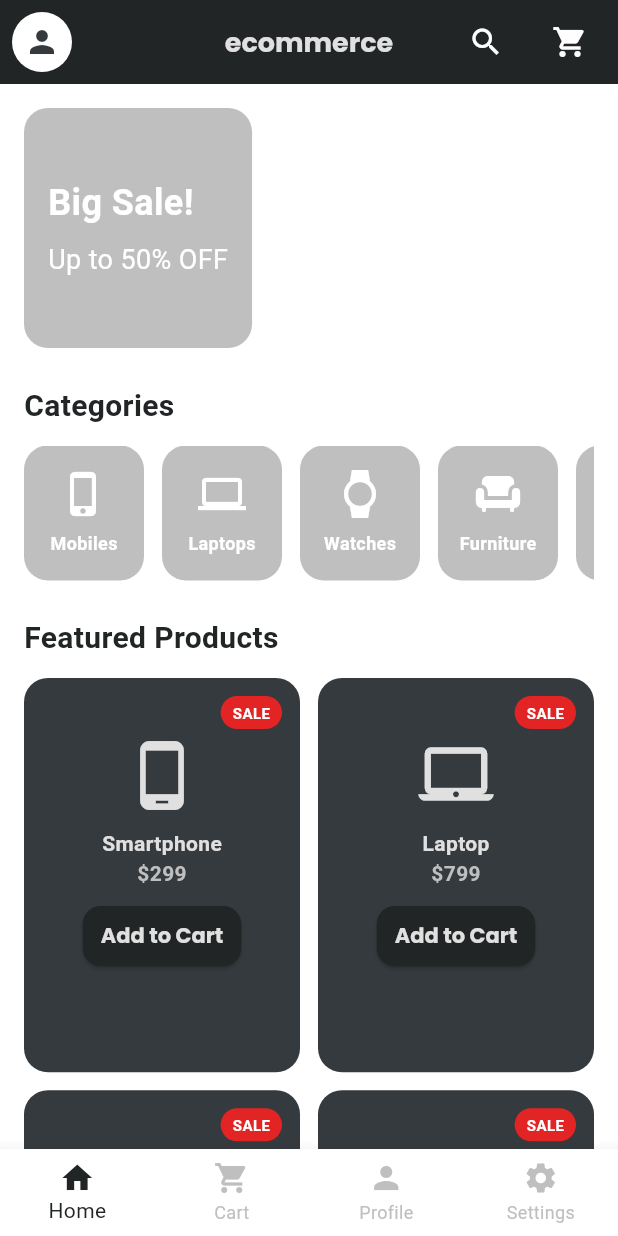
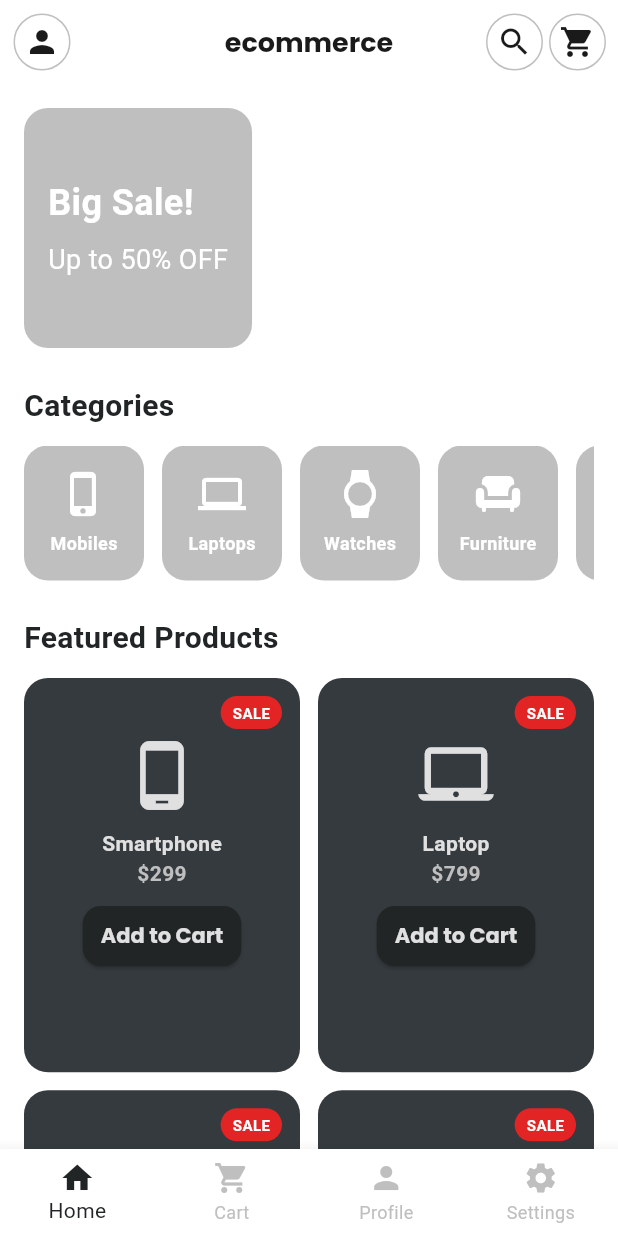
Before and after one commit to MuhammadUmer3325/ecommerce_app, a Flutter app: the HomeScreen screen opened directly, on a phone screen of 412 x 824 dp. Run offline on Flutter 3.47's test engine with Material 3 defaults, Android fonts, the phone set to English and light mode, and no system bars; our stand-ins replace google_fonts, lottie.

Commit message:
refactor: update AppBar icons with white bg and gray bordered circle style

```diff
--- a/lib/core/theme/app_theme.dart
+++ b/lib/core/theme/app_theme.dart
@@ -10,10 +10,10 @@
 
     // ===================== APP BAR THEME =====================
     appBarTheme: AppBarTheme(
-      backgroundColor: AppColors.main,
+      backgroundColor: const Color.fromARGB(255, 255, 255, 255),
       elevation: 0,
       titleTextStyle: GoogleFonts.poppins(
-        color: AppColors.light,
+        color: AppColors.dark,
         fontSize: 18,
         fontWeight: FontWeight.bold,
       ),
@@ -35,10 +35,7 @@
         fontWeight: FontWeight.w600,
       ),
       // ✅ Body
-      bodyMedium: GoogleFonts.roboto(
-        color: AppColors.hint,
-        fontSize: 14,
-      ),
+      bodyMedium: GoogleFonts.roboto(color: AppColors.hint, fontSize: 14),
     ),
 
     // ===================== ELEVATED BUTTON THEME =====================
@@ -46,9 +43,7 @@
       style: ElevatedButton.styleFrom(
         backgroundColor: AppColors.main,
         foregroundColor: AppColors.light,
-        textStyle: GoogleFonts.poppins(
-          fontWeight: FontWeight.bold,
-        ),
+        textStyle: GoogleFonts.poppins(fontWeight: FontWeight.bold),
         shape: const RoundedRectangleBorder(
           borderRadius: BorderRadius.all(Radius.circular(12)),
         ),
--- a/lib/screens/home_screen.dart
+++ b/lib/screens/home_screen.dart
@@ -31,32 +31,69 @@
       // ===================== APP BAR =====================
       appBar: AppBar(
         elevation: 0,
-        backgroundColor: AppColors.main, // ✅ Onyx
         leading: Builder(
           builder: (context) => IconButton(
-            icon: const CircleAvatar(
-              backgroundColor: Color.fromARGB(255, 255, 255, 255), // ✅ Platinum
-              child: Icon(Icons.person, color: AppColors.bg), // ✅ Graphite
+            icon: Container(
+              decoration: BoxDecoration(
+                shape: BoxShape.circle,
+                color: Colors.white, // ✅ Background white
+                border: Border.all(
+                  color: AppColors.hint, // ✅ Border gray
+                  width: 1, // ✅ Thickness of border
+                ),
+              ),
+              padding: const EdgeInsets.all(6), // ✅ Thoda andar jagah
+              child: const Icon(
+                Icons.person,
+                color: AppColors.dark, // ✅ Icon ka color (Graphite)
+              ),
             ),
             onPressed: () {
               Scaffold.of(context).openDrawer();
             },
           ),
         ),
-        title: const Text("ecommerce"),
+
+        title: const Text(
+          "ecommerce",
+          style: TextStyle(
+            color: AppColors.dark, // ✅ Title dark color
+            fontWeight: FontWeight.bold,
+          ),
+        ),
 
         centerTitle: true,
         actions: [
-          IconButton(
-            icon: const Icon(Icons.search, color: Color.fromARGB(255, 255, 255, 255)), // ✅ Platinum
-            onPressed: () {},
+          // 🔍 Search Button
+          Padding(
+            padding: const EdgeInsets.only(right: 4), // thoda right margin
+            child: Container(
+              decoration: BoxDecoration(
+                shape: BoxShape.circle,
+                color: Colors.white, // ✅ White background
+                border: Border.all(
+                  color: AppColors.hint, // ✅ Gray border
+                  width: 1,
+                ),
+              ),
+              padding: const EdgeInsets.all(6),
+              child: const Icon(Icons.search, color: AppColors.dark),
+            ),
           ),
-          const SizedBox(width: 8),
-          IconButton(
-            icon: const Icon(Icons.shopping_cart, color: Color.fromARGB(255, 255, 254, 254)), // ✅ Platinum
-            onPressed: () {},
+
+          // 🛒 Cart Button
+          Padding(
+            padding: const EdgeInsets.only(right: 8), // edge ke liye spacing
+            child: Container(
+              decoration: BoxDecoration(
+                shape: BoxShape.circle,
+                color: Colors.white,
+                border: Border.all(color: AppColors.hint, width: 1),
+              ),
+              padding: const EdgeInsets.all(6),
+              child: const Icon(Icons.shopping_cart, color: AppColors.dark),
+            ),
           ),
-          const SizedBox(width: 8),
         ],
       ),
 
@@ -76,22 +113,10 @@
                 ),
               ),
             ),
-            ListTile(
-              leading: Icon(Icons.home),
-              title: Text("Home"),
-            ),
-            ListTile(
-              leading: Icon(Icons.shopping_cart),
-              title: Text("Cart"),
-            ),
-            ListTile(
-              leading: Icon(Icons.person),
-              title: Text("Profile"),
-            ),
-            ListTile(
-              leading: Icon(Icons.settings),
-              title: Text("Settings"),
-            ),
+            ListTile(leading: Icon(Icons.home), title: Text("Home")),
+            ListTile(leading: Icon(Icons.shopping_cart), title: Text("Cart")),
+            ListTile(leading: Icon(Icons.person), title: Text("Profile")),
+            ListTile(leading: Icon(Icons.settings), title: Text("Settings")),
           ],
         ),
       ),
@@ -109,9 +134,15 @@
         type: BottomNavigationBarType.fixed,
         items: const [
           BottomNavigationBarItem(icon: Icon(Icons.home), label: "Home"),
-          BottomNavigationBarItem(icon: Icon(Icons.shopping_cart), label: "Cart"),
+          BottomNavigationBarItem(
+            icon: Icon(Icons.shopping_cart),
+            label: "Cart",
+          ),
           BottomNavigationBarItem(icon: Icon(Icons.person), label: "Profile"),
-          BottomNavigationBarItem(icon: Icon(Icons.settings), label: "Settings"),
+          BottomNavigationBarItem(
+            icon: Icon(Icons.settings),
+            label: "Settings",
+          ),
         ],
       ),
     );
@@ -208,10 +239,30 @@
               int crossAxisCount = gridWidth > 600 ? 3 : 2;
 
               final products = [
-                {"name": "Smartphone", "price": "\$299", "icon": Icons.phone_android, "isSale": true},
-                {"name": "Laptop", "price": "\$799", "icon": Icons.laptop_mac, "isSale": true},
-                {"name": "Smart Watch", "price": "\$149", "icon": Icons.watch, "isSale": true},
-                {"name": "Headphones", "price": "\$99", "icon": Icons.headphones, "isSale": true},
+                {
+                  "name": "Smartphone",
+                  "price": "\$299",
+                  "icon": Icons.phone_android,
+                  "isSale": true,
+                },
+                {
+                  "name": "Laptop",
+                  "price": "\$799",
+                  "icon": Icons.laptop_mac,
+                  "isSale": true,
+                },
+                {
+                  "name": "Smart Watch",
+                  "price": "\$149",
+                  "icon": Icons.watch,
+                  "isSale": true,
+                },
+                {
+                  "name": "Headphones",
+                  "price": "\$99",
+                  "icon": Icons.headphones,
+                  "isSale": true,
+                },
               ];
 
               return GridView.builder(
@@ -260,7 +311,11 @@
       child: Column(
         mainAxisAlignment: MainAxisAlignment.center,
         children: [
-          Icon(icon, size: 32, color: const Color.fromARGB(255, 255, 255, 255)), // ✅ Platinum
+          Icon(
+            icon,
+            size: 32,
+            color: const Color.fromARGB(255, 255, 255, 255),
+          ), // ✅ Platinum
           const SizedBox(height: 8),
           Text(
             label,
@@ -306,7 +361,10 @@
               Align(
                 alignment: Alignment.topRight,
                 child: Container(
-                  padding: const EdgeInsets.symmetric(horizontal: 8, vertical: 4),
+                  padding: const EdgeInsets.symmetric(
+                    horizontal: 8,
+                    vertical: 4,
+                  ),
                   decoration: BoxDecoration(
                     color: const Color.fromARGB(255, 226, 36, 36), // ✅ Ash
                     borderRadius: BorderRadius.circular(12),
@@ -345,7 +403,10 @@
                 shape: RoundedRectangleBorder(
                   borderRadius: BorderRadius.circular(12),
                 ),
-                padding: const EdgeInsets.symmetric(horizontal: 12, vertical: 8),
+                padding: const EdgeInsets.symmetric(
+                  horizontal: 12,
+                  vertical: 8,
+                ),
               ),
               onPressed: () {},
               child: const Text("Add to Cart"),
--- a/pubspec.yaml
+++ b/pubspec.yaml
@@ -63,6 +63,7 @@
   # To add assets to your application, add an assets section, like this:
   assets:
     - assets/animations/welcome.json
+    - assets/images/shirt.png
   #   - images/a_dot_ham.jpeg
 
   # An image asset can refer to one or more resolution-specific "variants", see
```
Also changed, not shown: assets/images/shirt.png (added), 1 other file.
